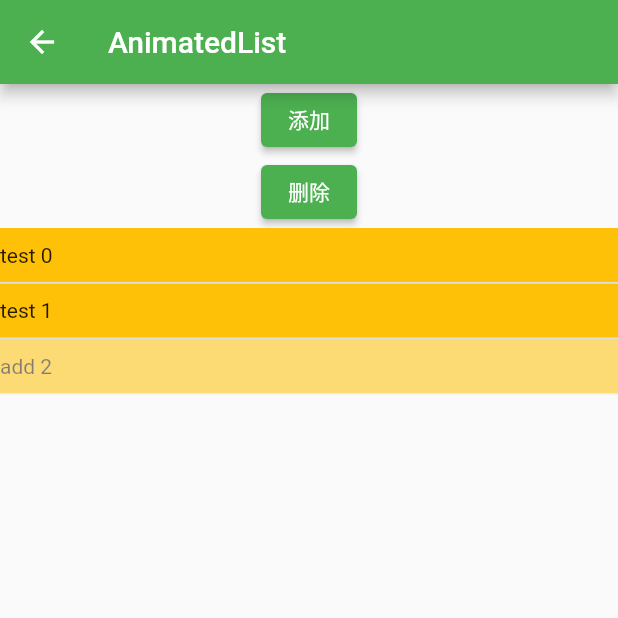
After one commit to student9128/FlutterStudy, a Flutter app: the ListAnim screen opened by its route, after a tap on "添加", on a phone screen of 412 x 824 dp, the top half of it. The commit adds this screen. Run offline on Flutter 3.47's test engine with Material 2 defaults, Android fonts, the phone set to English and light mode, and no system bars; our stand-ins replace fluro.

Commit message:
add:add anim code.

```diff
--- /dev/null
+++ b/lib/anim/list_anim.dart
@@ -0,0 +1,65 @@
+import 'package:flutter/material.dart';
+
+class ListAnim extends StatefulWidget {
+  const ListAnim({ Key? key }) : super(key: key);
+
+  @override
+  State<ListAnim> createState() => _ListAnimState();
+}
+
+class _ListAnimState extends State<ListAnim> {
+  GlobalKey<AnimatedListState>  _listKey = GlobalKey();
+  List<String> _data = ["test 0","test 1"];
+  _buildFadeWidget(Widget child,Animation<double> anim){
+    return FadeTransition(opacity: Tween<double>(begin: 0,end: 1).animate(anim),child: child,);
+  }
+  _addItem() {
+    var nextIndex = _data.length;
+    _data.add("add $nextIndex");
+    _listKey.currentState?.insertItem(nextIndex,duration: Duration(seconds: 2));
+  }
+  _removeItem(){
+    if(_data.isNotEmpty){
+String item = _data.removeAt(0);
+_listKey.currentState?.removeItem(0, (context, animation) => _buildFadeWidget(_buildItem(data: item), animation));
+    }
+  }
+  @override
+  Widget build(BuildContext context) {
+    return Scaffold(appBar: AppBar(title:const Text('AnimatedList') ,),
+    body: Container(
+      child: Column(
+        children: [
+          ElevatedButton(onPressed:(){_addItem();}, child: Text('添加')),
+          ElevatedButton(onPressed:(){_removeItem();}, child: Text('删除')),
+          Expanded(child: AnimatedList(
+            key: _listKey,
+            initialItemCount: _data.length,
+            itemBuilder:(context, index, animation) {
+            return _buildFadeWidget(_buildItem(data: _data[index]), animation);
+          }))
+        ],
+      ),
+    ),);
+  }
+}
+
+class _buildItem extends StatelessWidget {
+  const _buildItem({
+    Key? key,
+    required String data,
+  }) : _data = data, super(key: key);
+
+  final String _data;
+
+  @override
+  Widget build(BuildContext context) {
+    return Container(
+      padding: EdgeInsets.symmetric(vertical: 10.0),
+      decoration: BoxDecoration(
+        color: Colors.amber,
+        border: Border(bottom: BorderSide(color: Colors.grey.shade300))
+      ),
+      child: Text("${_data}"),);
+  }
+}
--- a/lib/constant/constants.dart
+++ b/lib/constant/constants.dart
@@ -42,6 +42,6 @@ class Constants {
     'FlutterLogo',
     'Placeholder'
   ];
-  static List<String> animBtnList=['BasicAnim'];
+  static List<String> animBtnList=['BasicAnim','AnimatedList','HeroAnim'];
   static List<String> advancedBtnList=['自定义组件-画线','测试','测试demo','可以上下左右滑动的表格','pdfViewer'];
 }
--- a/lib/constant/route_names.dart
+++ b/lib/constant/route_names.dart
@@ -1,4 +1,4 @@
 ///配置page的名称 与相应的btn对应，相应的路由路径就是/${pageName}
 List<String> basicPageName=[];
-List<String> animPageName=['basicAnim'];
+List<String> animPageName=['basicAnim','animatedList','heroAnim','heroAnimSecondPage'];
 List<String> advancedPageName=['customWidget','testPage','testDemoPage','vhScrollableTable','pdfViewer'];
--- a/lib/routes/route_handler_list.dart
+++ b/lib/routes/route_handler_list.dart
@@ -8,4 +8,4 @@ var routeHandlerList = [
   {title: '/customWidget', handler: customWidgetHandler},
 ];
 List<Handler> advancedHandler=[customWidgetHandler,testPageHandler,testDemoPageHandler,vhScrollableTableHandler,pdfViewerHandler];
-List<Handler> animHandler=[basicAnimHandler];
+List<Handler> animHandler=[basicAnimHandler,animatedListHandler,heroAnimHandler,heroAnimSecondPageHandler];
--- a/lib/routes/route_handlers.dart
+++ b/lib/routes/route_handlers.dart
@@ -6,6 +6,9 @@ import 'package:flutter_study_list/advanced/test_demo_page.dart';
 import 'package:flutter_study_list/advanced/test_page.dart';
 import 'package:flutter_study_list/advanced/vh_scrollable_table_page.dart';
 import 'package:flutter_study_list/anim/basic_anim.dart';
+import 'package:flutter_study_list/anim/hero_anim.dart';
+import 'package:flutter_study_list/anim/hero_anim_second_page.dart';
+import 'package:flutter_study_list/anim/list_anim.dart';
 import 'package:flutter_study_list/basic/text_page.dart';
 import 'package:flutter_study_list/main_page.dart';
 var rootHandler = Handler(
@@ -22,6 +25,9 @@ var pdfViewerHandler=Handler(handlerFunc:((context, parameters) => PDFViewer(onD
 
 //Anim
 var basicAnimHandler=Handler(handlerFunc:((context, parameters) => BasicAnim()));
+var animatedListHandler = Handler(handlerFunc: ((context, parameters) => ListAnim()));
+var heroAnimHandler = Handler(handlerFunc: ((context, parameters) => HeroAnim()));
+var heroAnimSecondPageHandler = Handler(handlerFunc: ((context, parameters) => HeroAnimSecondPage()));
 // void defineRoutes(FluroRouter router) {
 //   router.define("/text", handler: textHandler);
 
--- a/lib/routes/routes.dart
+++ b/lib/routes/routes.dart
@@ -29,6 +29,7 @@ class Routes{
     for (var item in animList) {
       router.define(item['title'], handler: item['handler']! as Handler,transitionType: TransitionType.inFromRight);
     }
+    router.define('heroAnimSecondPage', handler: heroAnimSecondPageHandler);
     // for (var item in routeHandlerList) {
     //   if(item['title']!.toString()!='/'){
     //   router.define(item['title']!.toString(), handler: item['handler']! as Handler,transitionType: TransitionType.inFromRight);
```
Also changed, not shown: lib/anim/hero_anim.dart (added, +33 -0 lines), lib/anim/hero_anim_second_page.dart (added, +34 -0 lines).
